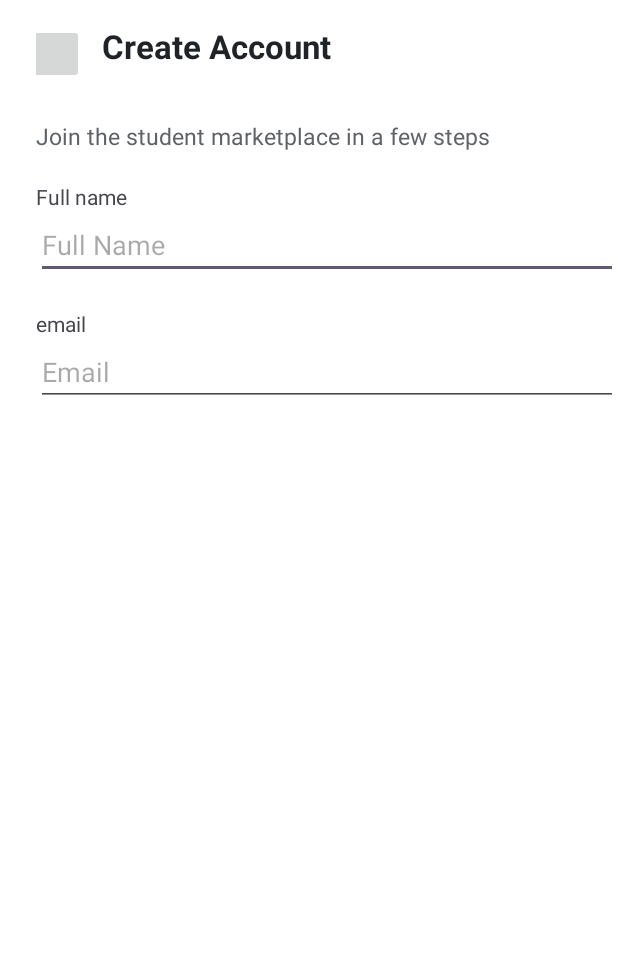
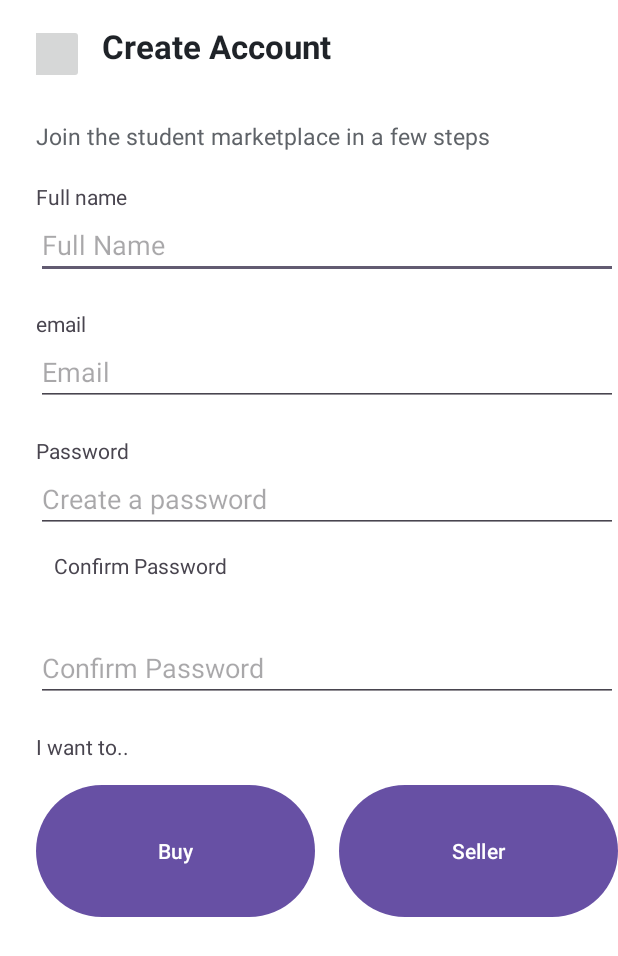
Before and after one commit to JK-22025/Android_Campus_Project, an Android app: the Signup screen opened directly, with no data from a screen before it, on a phone screen of 412 x 824 dp. Shown: the top 956 px of the screen. Run offline under Robolectric (Android 15) with nearby library versions, the phone set to English and light mode, and no system bars.

Commit message:
Work In progress

```diff
--- a/app/src/main/res/layout/activity_signup.xml
+++ b/app/src/main/res/layout/activity_signup.xml
@@ -50,7 +50,7 @@
             android:text="Full name"/>
 
         <EditText
-            android:id="@+id/edFullname"
+            android:id="@+id/edFullnameSignup"
             android:layout_width="match_parent"
             android:layout_height="wrap_content"
             android:hint="Full Name "
@@ -62,10 +62,72 @@
             android:layout_marginTop="20dp"
             android:text="email"/>
         <EditText
+            android:id="@+id/emailSignup"
             android:layout_width="match_parent"
             android:layout_height="wrap_content"
             android:hint="Email"
             android:inputType="textEmailAddress"/>
+
+        <TextView
+            android:layout_width="match_parent"
+            android:layout_height="wrap_content"
+            android:layout_marginTop="20dp"
+            android:text="Password"/>
+        <EditText
+            android:layout_width="match_parent"
+            android:layout_height="wrap_content"
+            android:id="@+id/PasswordSignup"
+            android:hint="Create a password"
+            android:inputType="textPassword"/>
+        <TextView
+            android:layout_width="match_parent"
+            android:layout_height="wrap_content"
+            android:text="Confirm Password"
+            android:padding="12dp"
+            android:layout_marginBottom="24dp"/>
+
+        <EditText
+            android:id="@+id/confrimationPassword"
+            android:layout_width="match_parent"
+            android:layout_height="wrap_content"
+            android:hint="Confirm Password"
+            android:inputType="textPassword"/>
+
+        <TextView
+            android:layout_width="match_parent"
+            android:layout_height="wrap_content"
+            android:layout_marginTop="20dp"
+            android:text="I want to.."/>
+        <LinearLayout
+            android:layout_width="match_parent"
+            android:layout_height="wrap_content"
+            android:layout_marginTop="12dp"
+            android:orientation="horizontal">
+            <Button
+                android:id="@+id/btnBuyer"
+                android:layout_width="0dp"
+                android:layout_height="96dp"
+                android:layout_weight="1"
+                android:layout_marginEnd="8dp"
+                android:text="Buy"/>
+            <Button
+                android:id="@+id/btnSeller"
+                android:layout_width="0dp"
+                android:layout_height="96dp"
+                android:layout_weight="1"
+                android:layout_marginStart="8dp"
+                android:text="Seller"/>
+
+
+        </LinearLayout>
+
+
+        <Button
+            android:id="@+id/btnCreateAccount"
+            android:layout_width="0dp"
+            android:layout_height="96dp"
+            android:text="Create Account"/>
+
 
 
 
```
